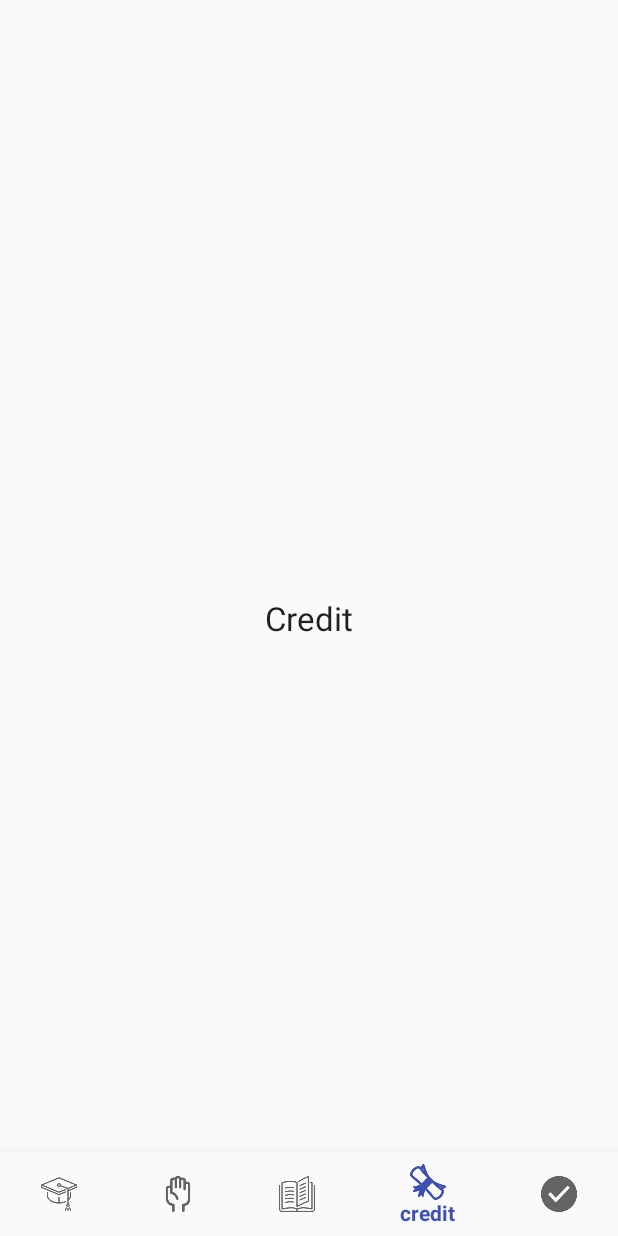
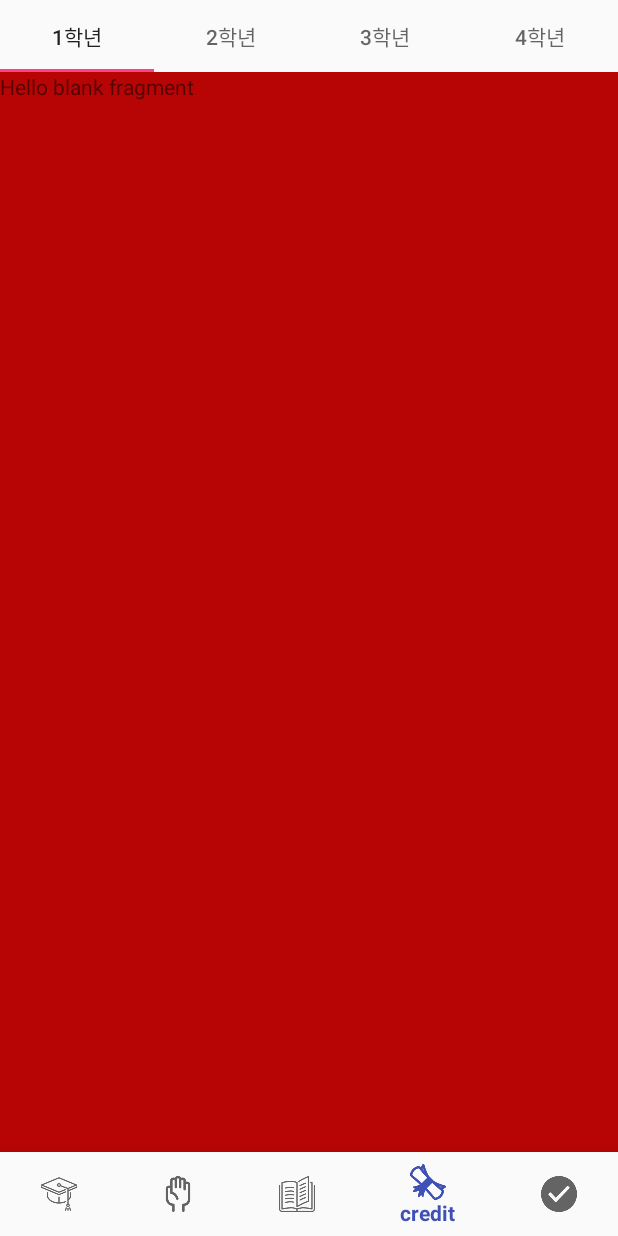
Before and after one commit to Jihyeon-Yoon/AreYouReady, an Android app: the screen it shows after launch (MainActivity), item 4 of the bottom bar chosen, on a phone screen of 412 x 824 dp. Run offline under Robolectric (Android 15) with nearby library versions, the phone set to English and light mode, and no system bars; 1 statement that could not run was skipped.

Commit message:
View Pager

```diff
--- a/app/build.gradle
+++ b/app/build.gradle
@@ -9,7 +9,7 @@
         versionCode 1
         versionName "1.0"
         testInstrumentationRunner "android.support.test.runner.AndroidJUnitRunner"
-        vectorDrawables.useSupportLibrary= true
+        vectorDrawables.useSupportLibrary = true
     }
     buildTypes {
         release {
@@ -25,6 +25,8 @@
     implementation 'com.android.support:design:26.1.0'
     implementation 'com.android.support.constraint:constraint-layout:1.1.0'
     implementation 'com.android.support:support-vector-drawable:26.1.0'
+    implementation 'com.android.support:support-v4:26.1.0'
+    compile 'com.android.support:design:26.1.0'
     testImplementation 'junit:junit:4.12'
     androidTestImplementation('com.android.support.test:runner:1.0.2', {
         exclude group: 'com.android.support', module: 'support-annotations'
--- a/app/src/main/java/com/example/yjh/areyouready/Credit.java
+++ b/app/src/main/java/com/example/yjh/areyouready/Credit.java
@@ -2,7 +2,11 @@
 
 import android.os.Bundle;
 import android.support.annotation.Nullable;
+import android.support.design.widget.TabLayout;
 import android.support.v4.app.Fragment;
+import android.support.v4.app.FragmentManager;
+import android.support.v4.app.FragmentPagerAdapter;
+import android.support.v4.view.ViewPager;
 import android.view.LayoutInflater;
 import android.view.View;
 import android.view.ViewGroup;
@@ -18,6 +22,55 @@
     public View onCreateView(LayoutInflater inflater, @Nullable ViewGroup container, @Nullable Bundle savedInstanceState) {
         ViewGroup rootView = (ViewGroup)inflater.inflate(R.layout.credit, null);
 
+        TabLayout tabLayout = rootView.findViewById(R.id.credit_tab);
+        ViewPager viewPager = rootView.findViewById(R.id.credit_viewPager);
+
+        Fragment[] arrFragments = new Fragment[4];
+        arrFragments[0] = new CreditFirstFragment();
+        arrFragments[1] = new CreditSecondFragment();
+        arrFragments[2] = new CreditThirdFragment();
+        arrFragments[4] = new CreditFourthFragment();
+
+        MyPagerAdapter adapter = new MyPagerAdapter(getChildFragmentManager(), arrFragments);
+        viewPager.setAdapter(adapter);
+        tabLayout.setupWithViewPager(viewPager);
+
         return rootView;
     }
+
+    private class MyPagerAdapter extends FragmentPagerAdapter {
+
+        private Fragment[] arrFragments;
+
+        public MyPagerAdapter(FragmentManager fm, Fragment[] arrFragments) {
+            super(fm);
+            this.arrFragments = arrFragments;
+        }
+
+        @Override
+        public Fragment getItem(int position) {
+            return arrFragments[position];
+        }
+
+        @Override
+        public int getCount() {
+            return arrFragments.length;
+        }
+        @Override
+        public CharSequence getPageTitle(int position) {
+
+            switch (position) {
+                case 0:
+                    return "1학년";
+                case 1:
+                    return "2학년";
+                case 2:
+                    return "3학년";
+                case 3:
+                    return "4학년";
+                default:
+                    return "";
+            }
+        }
+    }
 }
--- /dev/null
+++ b/app/src/main/java/com/example/yjh/areyouready/CreditFirstFragment.java
@@ -0,0 +1,29 @@
+package com.example.yjh.areyouready;
+
+
+import android.os.Bundle;
+import android.support.v4.app.Fragment;
+import android.view.LayoutInflater;
+import android.view.View;
+import android.view.ViewGroup;
+
+
+/**
+ * A simple {@link Fragment} subclass.
+ */
+public class CreditFirstFragment extends Fragment {
+
+
+    public CreditFirstFragment() {
+        // Required empty public constructor
+    }
+
+
+    @Override
+    public View onCreateView(LayoutInflater inflater, ViewGroup container,
+                             Bundle savedInstanceState) {
+        // Inflate the layout for this fragment
+        return inflater.inflate(R.layout.fragment_credit_first, container, false);
+    }
+
+}
--- /dev/null
+++ b/app/src/main/java/com/example/yjh/areyouready/CreditFourthFragment.java
@@ -0,0 +1,29 @@
+package com.example.yjh.areyouready;
+
+
+import android.os.Bundle;
+import android.support.v4.app.Fragment;
+import android.view.LayoutInflater;
+import android.view.View;
+import android.view.ViewGroup;
+
+
+/**
+ * A simple {@link Fragment} subclass.
+ */
+public class CreditFourthFragment extends Fragment {
+
+
+    public CreditFourthFragment() {
+        // Required empty public constructor
+    }
+
+
+    @Override
+    public View onCreateView(LayoutInflater inflater, ViewGroup container,
+                             Bundle savedInstanceState) {
+        // Inflate the layout for this fragment
+        return inflater.inflate(R.layout.fragment_credit_fourth, container, false);
+    }
+
+}
--- /dev/null
+++ b/app/src/main/java/com/example/yjh/areyouready/CreditSecondFragment.java
@@ -0,0 +1,29 @@
+package com.example.yjh.areyouready;
+
+
+import android.os.Bundle;
+import android.support.v4.app.Fragment;
+import android.view.LayoutInflater;
+import android.view.View;
+import android.view.ViewGroup;
+
+
+/**
+ * A simple {@link Fragment} subclass.
+ */
+public class CreditSecondFragment extends Fragment {
+
+
+    public CreditSecondFragment() {
+        // Required empty public constructor
+    }
+
+
+    @Override
+    public View onCreateView(LayoutInflater inflater, ViewGroup container,
+                             Bundle savedInstanceState) {
+        // Inflate the layout for this fragment
+        return inflater.inflate(R.layout.fragment_credit_second, container, false);
+    }
+
+}
--- /dev/null
+++ b/app/src/main/java/com/example/yjh/areyouready/CreditThirdFragment.java
@@ -0,0 +1,29 @@
+package com.example.yjh.areyouready;
+
+
+import android.os.Bundle;
+import android.support.v4.app.Fragment;
+import android.view.LayoutInflater;
+import android.view.View;
+import android.view.ViewGroup;
+
+
+/**
+ * A simple {@link Fragment} subclass.
+ */
+public class CreditThirdFragment extends Fragment {
+
+
+    public CreditThirdFragment() {
+        // Required empty public constructor
+    }
+
+
+    @Override
+    public View onCreateView(LayoutInflater inflater, ViewGroup container,
+                             Bundle savedInstanceState) {
+        // Inflate the layout for this fragment
+        return inflater.inflate(R.layout.fragment_credit_third, container, false);
+    }
+
+}
--- a/app/src/main/res/layout/credit.xml
+++ b/app/src/main/res/layout/credit.xml
@@ -3,12 +3,15 @@
     android:layout_width="match_parent"
     android:layout_height="match_parent">
 
-    <TextView
-        android:layout_width="wrap_content"
-        android:layout_height="wrap_content"
-        android:layout_centerHorizontal="true"
-        android:layout_centerVertical="true"
-        android:text="Credit"
-        android:textAppearance="@style/Base.TextAppearance.AppCompat.Large"/>
+    <android.support.design.widget.TabLayout
+        android:id="@+id/credit_tab"
+        android:layout_width="match_parent"
+        android:layout_height="wrap_content" />
+
+    <android.support.v4.view.ViewPager
+        android:layout_below="@+id/credit_tab"
+        android:id="@+id/credit_viewPager"
+        android:layout_width="match_parent"
+        android:layout_height="match_parent" />
 
 </RelativeLayout>
--- /dev/null
+++ b/app/src/main/res/layout/fragment_credit_first.xml
@@ -0,0 +1,14 @@
+<FrameLayout xmlns:android="http://schemas.android.com/apk/res/android"
+    xmlns:tools="http://schemas.android.com/tools"
+    android:layout_width="match_parent"
+    android:layout_height="match_parent"
+    android:background="#b70505"
+    tools:context="com.example.yjh.areyouready.CreditFirstFragment">
+
+    <!-- TODO: Update blank fragment layout -->
+    <TextView
+        android:layout_width="match_parent"
+        android:layout_height="match_parent"
+        android:text="@string/hello_blank_fragment" />
+
+</FrameLayout>
--- a/app/src/main/res/values/strings.xml
+++ b/app/src/main/res/values/strings.xml
@@ -5,4 +5,7 @@
     <string name="title_book">book</string>
     <string name="title_credit">credit</string>
     <string name="title_check">check</string>
+
+    <!-- TODO: Remove or change this placeholder text -->
+    <string name="hello_blank_fragment">Hello blank fragment</string>
 </resources>
```
Also changed, not shown: app/src/main/res/layout/fragment_credit_fourth.xml (added, +14 -0 lines), app/src/main/res/layout/fragment_credit_second.xml (added, +14 -0 lines), app/src/main/res/layout/fragment_credit_third.xml (added, +14 -0 lines).
